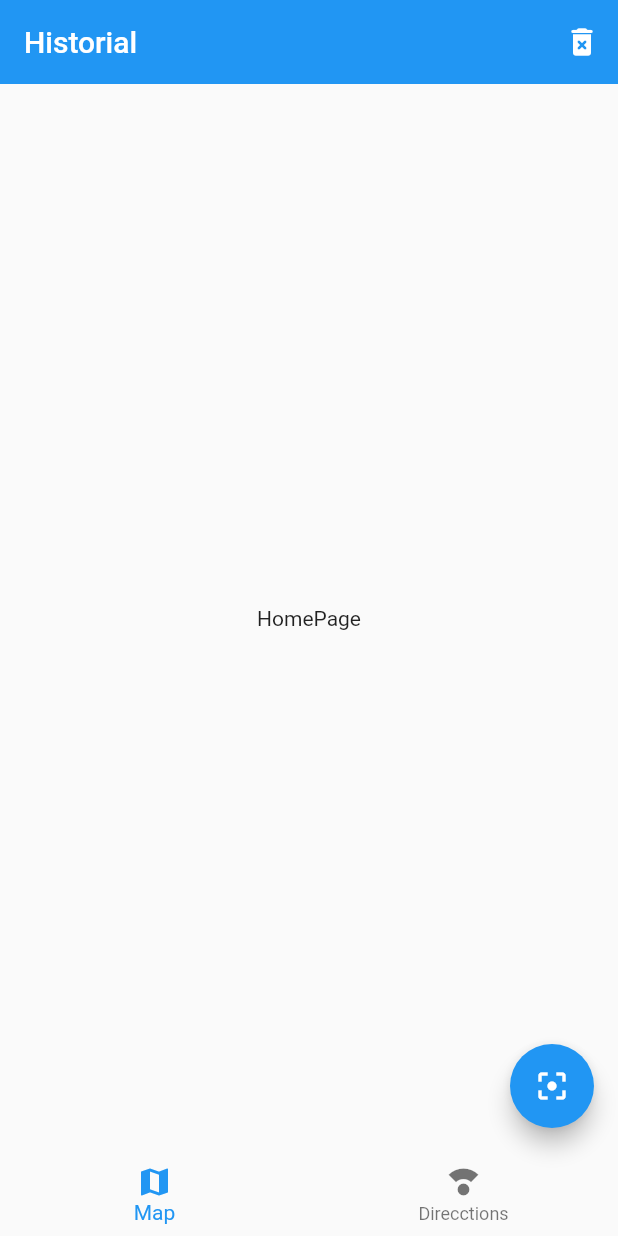
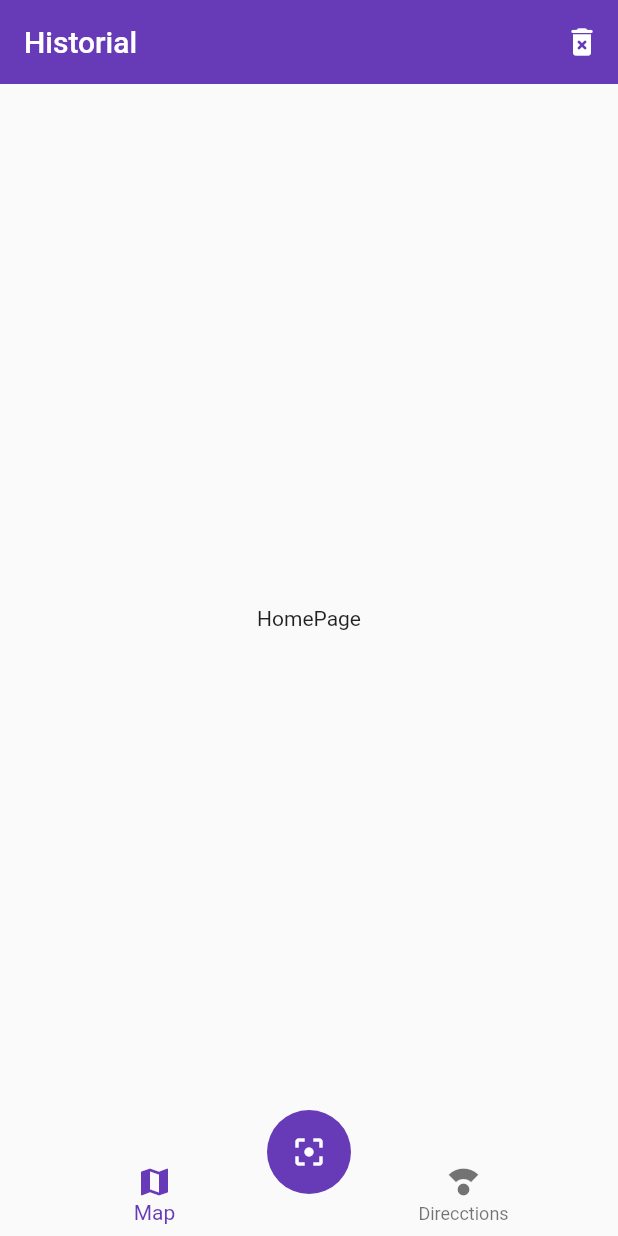
Before and after one commit to chicho69-cesar/qrscanner, a Flutter app: the screen it shows after launch, on a phone screen of 412 x 824 dp. Run offline on Flutter 3.47's test engine with Material 2 defaults, Android fonts, the phone set to English and light mode, and no system bars.

Commit message:
App theme added

```diff
--- a/lib/main.dart
+++ b/lib/main.dart
@@ -17,6 +17,12 @@ class MyApp extends StatelessWidget {
         'home': (_) => const HomePage(),
         'map' : (_) => const MapPage(),
       },
+      theme: ThemeData(
+        primaryColor: Colors.deepPurple,
+        floatingActionButtonTheme: const FloatingActionButtonThemeData(backgroundColor: Colors.deepPurple),
+        appBarTheme: const AppBarTheme(backgroundColor: Colors.deepPurple),
+        bottomNavigationBarTheme: const  BottomNavigationBarThemeData(selectedItemColor: Colors.deepPurple)
+      ),
     );
   }
 }
--- a/lib/pages/home_page.dart
+++ b/lib/pages/home_page.dart
@@ -24,6 +24,7 @@ class HomePage extends StatelessWidget {
       ),
       bottomNavigationBar: const CustomNavigationBar(),
       floatingActionButton: const ScanButton(),
+      floatingActionButtonLocation: FloatingActionButtonLocation.centerDocked,
     );
   }
 }
--- a/lib/widgets/scan_button.dart
+++ b/lib/widgets/scan_button.dart
@@ -7,6 +7,7 @@ class ScanButton extends StatelessWidget {
   Widget build(BuildContext context) {
     return FloatingActionButton(
       onPressed: (){},
+      elevation: 0,
       child: const Icon(Icons.filter_center_focus)
     );
   }
```
